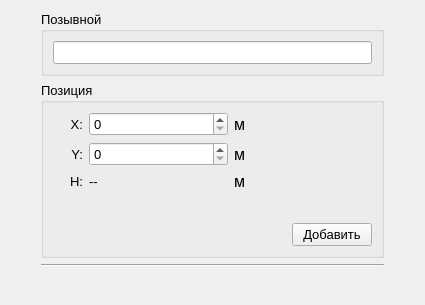
The window that src/Application/GUI/addrlswindow.ui (Nisitka/air-trail-generator) describes before a commit, drawn with Qt 5.
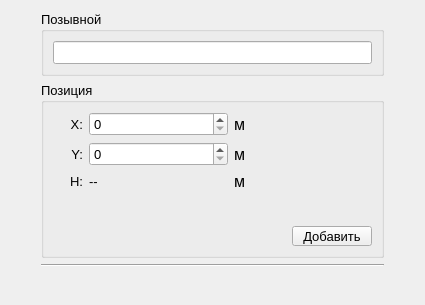
The same window after the commit.

```diff
--- a/src/Application/GUI/addrlswindow.ui
+++ b/src/Application/GUI/addrlswindow.ui
@@ -265,6 +265,12 @@
             </item>
             <item>
              <widget class="QPushButton" name="addRLSPushButton">
+              <property name="minimumSize">
+               <size>
+                <width>65</width>
+                <height>20</height>
+               </size>
+              </property>
               <property name="text">
                <string>Добавить</string>
               </property>
```
